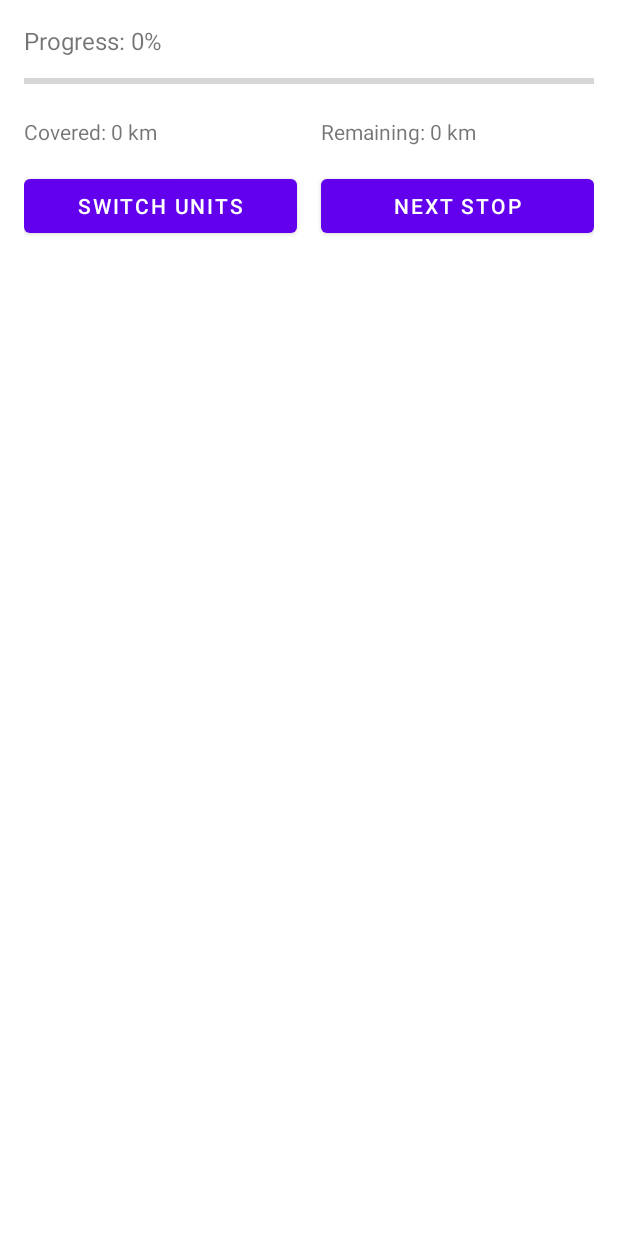
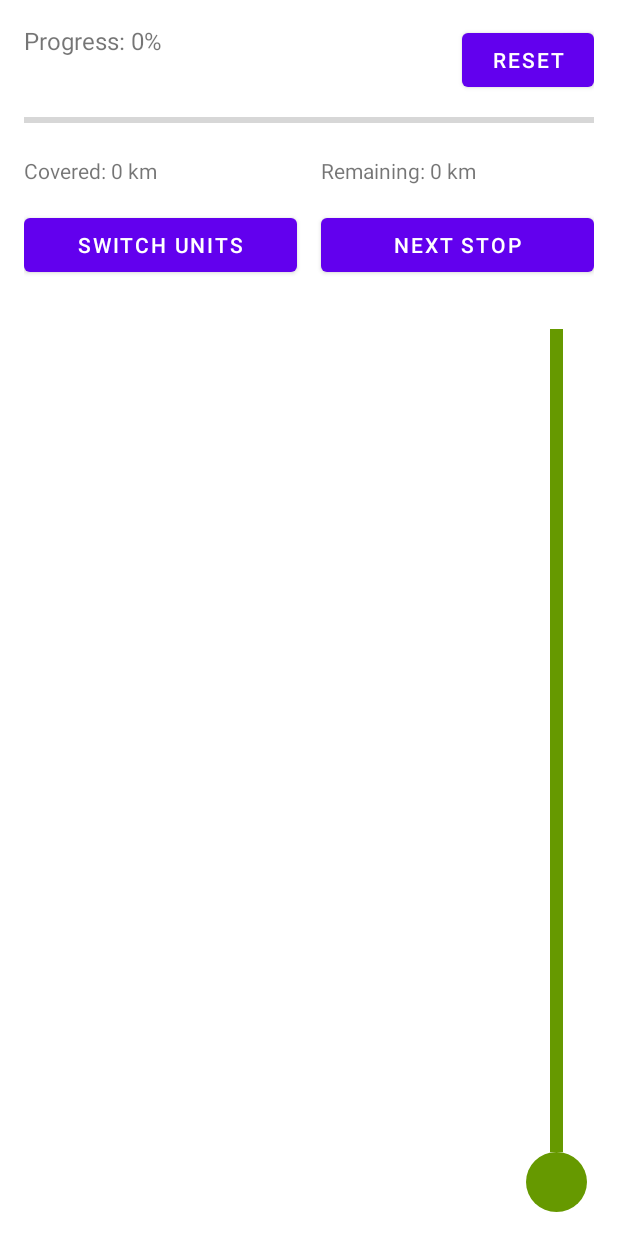
Before and after one commit to aryanGupta-09/JourneyTracker-XML, an Android app built with Jetpack Compose: the layout activity_main.xml on its own in the app's theme, with its tools: preview values and no code run, on a phone screen of 412 x 824 dp. Run offline under Robolectric (Android 15) with nearby library versions, the phone set to English and light mode, and no system bars.

Commit message:
added a reset button

```diff
--- a/app/src/main/java/com/example/mc_a1/JourneyManager.kt
+++ b/app/src/main/java/com/example/mc_a1/JourneyManager.kt
@@ -64,4 +64,8 @@ class JourneyManager(context: Context) {
         val covered = getDistanceCovered()
         return total - covered
     }
+
+    fun resetJourney() {
+        currentPosition = -1
+    }
 }
--- a/app/src/main/res/drawable/progress_arrow.xml
+++ b/app/src/main/res/drawable/progress_arrow.xml
@@ -4,7 +4,8 @@
     <item
         android:left="21dp"
         android:right="21dp"
-        android:bottom="20dp">
+        android:top="0dp"
+        android:bottom="40dp">
         <shape android:shape="rectangle">
             <solid android:color="@android:color/holo_green_dark" />
             <size android:width="8dp" />
--- a/app/src/main/res/layout/activity_main.xml
+++ b/app/src/main/res/layout/activity_main.xml
@@ -5,6 +5,17 @@
     android:padding="16dp">
 
     <!-- Progress Section -->
+    <LinearLayout
+        android:layout_width="match_parent"
+        android:layout_height="wrap_content"
+        android:orientation="horizontal">
+
+        <LinearLayout
+            android:layout_width="0dp"
+            android:layout_height="wrap_content"
+            android:orientation="vertical"
+            android:layout_weight="1">
+
             <TextView
                 android:id="@+id/progressText"
                 android:layout_width="wrap_content"
@@ -16,11 +27,19 @@
                 android:id="@+id/journeyCompletedText"
                 android:layout_width="wrap_content"
                 android:layout_height="wrap_content"
-        android:text=" - Journey Completed"
+                android:text="Journey Completed"
                 android:textSize="16sp"
                 android:textColor="@android:color/holo_green_dark"
                 android:visibility="gone"
-        android:layout_marginStart="4dp" />
+                android:layout_marginTop="4dp" />
+        </LinearLayout>
+
+        <Button
+            android:id="@+id/resetButton"
+            android:layout_width="wrap_content"
+            android:layout_height="wrap_content"
+            android:text="Reset" />
+    </LinearLayout>
 
     <ProgressBar
         android:id="@+id/progressBar"
@@ -58,11 +77,12 @@
             android:textSize="14sp" />
     </LinearLayout>
 
-    <!-- Buttons in horizontal layout -->
+    <!-- Buttons -->
     <LinearLayout
         android:layout_width="match_parent"
         android:layout_height="wrap_content"
-        android:orientation="horizontal">
+        android:orientation="horizontal"
+        android:layout_marginBottom="16dp">
 
         <Button
             android:id="@+id/switchUnitButton"
@@ -93,13 +113,12 @@
             android:id="@+id/recyclerView"
             android:layout_width="0dp"
             android:layout_height="match_parent"
-            android:layout_weight="1"/>
+            android:layout_weight="1" />
 
         <View
             android:id="@+id/progressArrow"
             android:layout_width="50dp"
-            android:layout_height="0dp"
-            android:layout_marginStart="16dp"
-            android:background="@drawable/progress_arrow"/>
+            android:layout_height="match_parent"
+            android:background="@drawable/progress_arrow" />
     </LinearLayout>
 </LinearLayout>
```
Also changed, not shown: app/src/main/java/com/example/mc_a1/MainActivity.kt (+14 -4 lines). Lines whose indentation alone changed are shown as unchanged.
